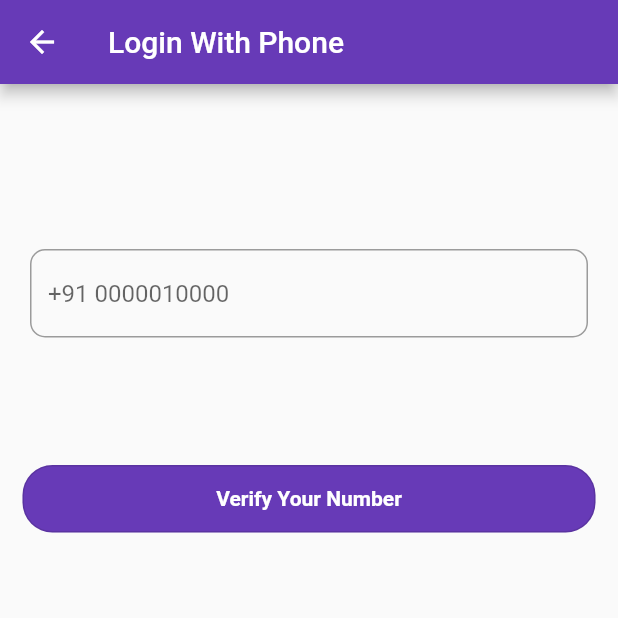
After one commit to priyanshutaru/Firebase_Email_Auth, a Flutter app: the screen it shows after launch, after a tap on "Login", after a tap on "Login With Phone", on a phone screen of 412 x 824 dp, the top half of it. The commit adds this screen. Run offline on Flutter 3.47's test engine with Material 2 defaults, Android fonts, the phone set to English and light mode, and no system bars; our stand-ins replace firebase_auth, firebase_core, fluttertoast; accounts and stored records are empty.

Commit message:
Phone Number Authentication Completed

```diff
--- a/lib/screen/login.dart
+++ b/lib/screen/login.dart
@@ -4,6 +4,7 @@ import 'package:firebase_auth/firebase_auth.dart';
 import 'package:firebaselecture1/constants/constats.dart';
 import 'package:firebaselecture1/screen/postscreen.dart';
 import 'package:firebaselecture1/screen/sign_up.dart';
+import 'package:firebaselecture1/screen/verification_with_phone.dart';
 import 'package:flutter/cupertino.dart';
 import 'package:flutter/material.dart';
 import 'package:flutter/services.dart';
@@ -179,6 +180,24 @@ class _LoginScreenState extends State<LoginScreen> {
                   ),
                 ),
               ),
+              SizedBox(height: 70),
+              InkWell(
+                onTap: () {
+                  Navigator.push(
+                      context,
+                      MaterialPageRoute(
+                          builder: (context) => PhoneVerificationScreen()));
+                },
+                child: Container(
+                  height: 45,
+                  width: double.infinity,
+                  decoration: BoxDecoration(
+                    borderRadius: BorderRadius.circular(50),
+                    border: Border.all(color: Colors.deepPurple, width: 2),
+                  ),
+                  child: Center(child: Text("Login With Phone")),
+                ),
+              )
             ],
           ),
         ),
--- a/lib/screen/sign_up.dart
+++ b/lib/screen/sign_up.dart
@@ -100,9 +100,9 @@ class _SignUpScreenState extends State<SignUpScreen> {
             InkWell(
               onTap: () {
                 if (_formkey.currentState!.validate()) {
-                  // setState(() {
-                  //   isloading = true;
-                  // });
+                  setState(() {
+                    isloading = true;
+                  });
                   _firebaseAuth
                       .createUserWithEmailAndPassword(
                           email: emailcontrolller.text.toString(),
--- /dev/null
+++ b/lib/screen/verification_with_phone.dart
@@ -0,0 +1,82 @@
+// ignore_for_file: prefer_const_constructors
+
+import 'package:firebase_auth/firebase_auth.dart';
+import 'package:firebaselecture1/constants/constats.dart';
+import 'package:firebaselecture1/screen/phone_otp_screen.dart';
+import 'package:firebaselecture1/widgets/authbutton.dart';
+import 'package:flutter/material.dart';
+
+class PhoneVerificationScreen extends StatefulWidget {
+  const PhoneVerificationScreen({super.key});
+
+  @override
+  State<PhoneVerificationScreen> createState() =>
+      _PhoneVerificationScreenState();
+}
+
+class _PhoneVerificationScreenState extends State<PhoneVerificationScreen> {
+  final phonenumberController = TextEditingController();
+  var isloading = false;
+  final auth = FirebaseAuth.instance;
+  @override
+  Widget build(BuildContext context) {
+    return Scaffold(
+      appBar: AppBar(
+        title: Text("Login With Phone"),
+      ),
+      body: Column(
+        children: [
+          SizedBox(height: 70),
+          Padding(
+            padding: const EdgeInsets.symmetric(vertical: 40, horizontal: 20),
+            child: TextFormField(
+              controller: phonenumberController,
+              decoration: InputDecoration(
+                hintText: "+91 0000010000",
+                enabledBorder: OutlineInputBorder(
+                  borderRadius: BorderRadius.circular(10),
+                  borderSide: BorderSide(color: Colors.black38),
+                ),
+                focusedBorder: OutlineInputBorder(
+                  borderRadius: BorderRadius.circular(10),
+                  borderSide: BorderSide(color: Colors.black38),
+                ),
+              ),
+            ),
+          ),
+          SizedBox(height: 30),
+          LoginButton(
+            loading: isloading,
+              title: "Verify Your Number",
+              onTap: () {
+                setState(() {
+                  isloading = true;
+                });
+                auth.verifyPhoneNumber(
+                    phoneNumber: phonenumberController.text,
+                    verificationCompleted: (_) {},
+                    verificationFailed: (e) {
+                      Constantss().toastMassege(e.toString());
+                    },
+                    codeSent: ((verificationId, forceResendingToken) {
+                      Navigator.push(
+                        context,
+                        MaterialPageRoute(
+                          builder: (context) => PhoneOtpScreen(
+                            verificationId: verificationId,
+                          ),
+                        ),
+                      );
+                       setState(() {
+                  isloading = false;
+                });
+                    }),
+                    codeAutoRetrievalTimeout: (e) {
+                      Constantss().toastMassege(e.toString());
+                    });
+              }),
+        ],
+      ),
+    );
+  }
+}
--- /dev/null
+++ b/lib/widgets/authbutton.dart
@@ -0,0 +1,45 @@
+import 'package:flutter/material.dart';
+
+class LoginButton extends StatelessWidget {
+  final String title;
+  final VoidCallback onTap;
+  final bool loading;
+
+  const LoginButton({
+    super.key,
+    required this.title,
+    required this.onTap,
+    this.loading = false,
+  });
+
+  @override
+  Widget build(BuildContext context) {
+    return InkWell(
+      onTap: onTap,
+      child: Padding(
+        padding: const EdgeInsets.all(15.0),
+        child: Container(
+          height: 45,
+          width: double.infinity,
+          decoration: BoxDecoration(
+            color: Colors.deepPurple,
+            borderRadius: BorderRadius.circular(20),
+            border: Border.all(color: Colors.black12, width: 1),
+          ),
+          child: Center(
+            child: loading
+                ? const CircularProgressIndicator(
+                    strokeWidth: 3,
+                    color: Colors.white,
+                  )
+                : Text(
+                    title,
+                    style: TextStyle(
+                        color: Colors.white, fontWeight: FontWeight.bold),
+                  ),
+          ),
+        ),
+      ),
+    );
+  }
+}
```
Also changed, not shown: lib/screen/phone_otp_screen.dart (added, +72 -0 lines).
